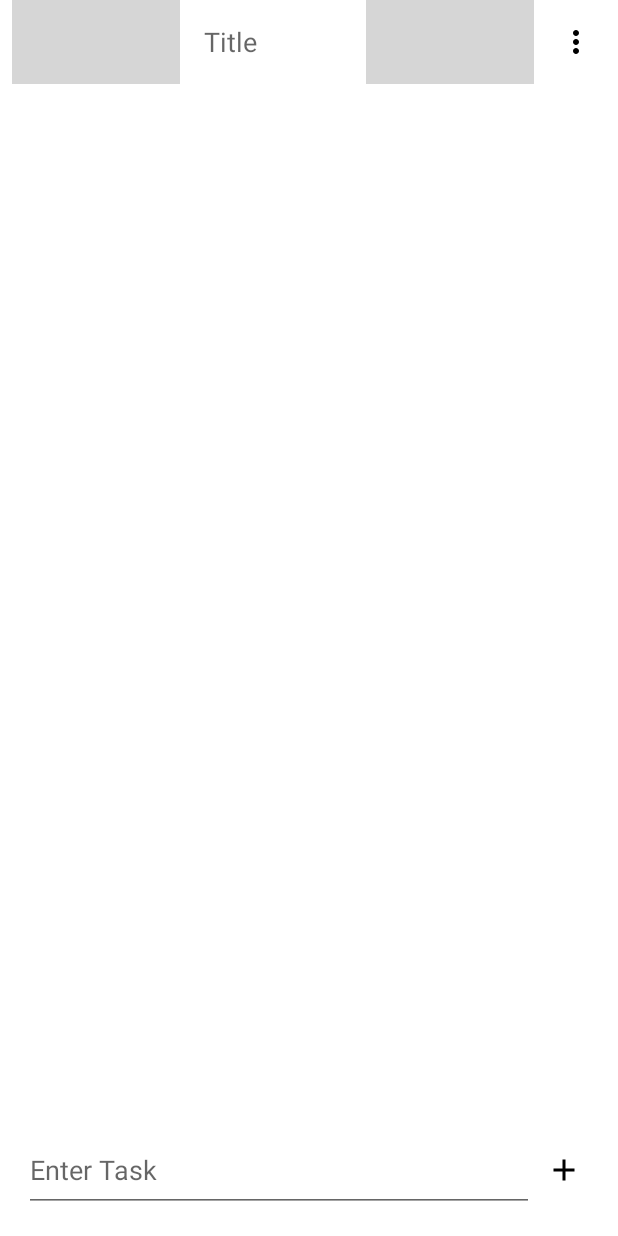
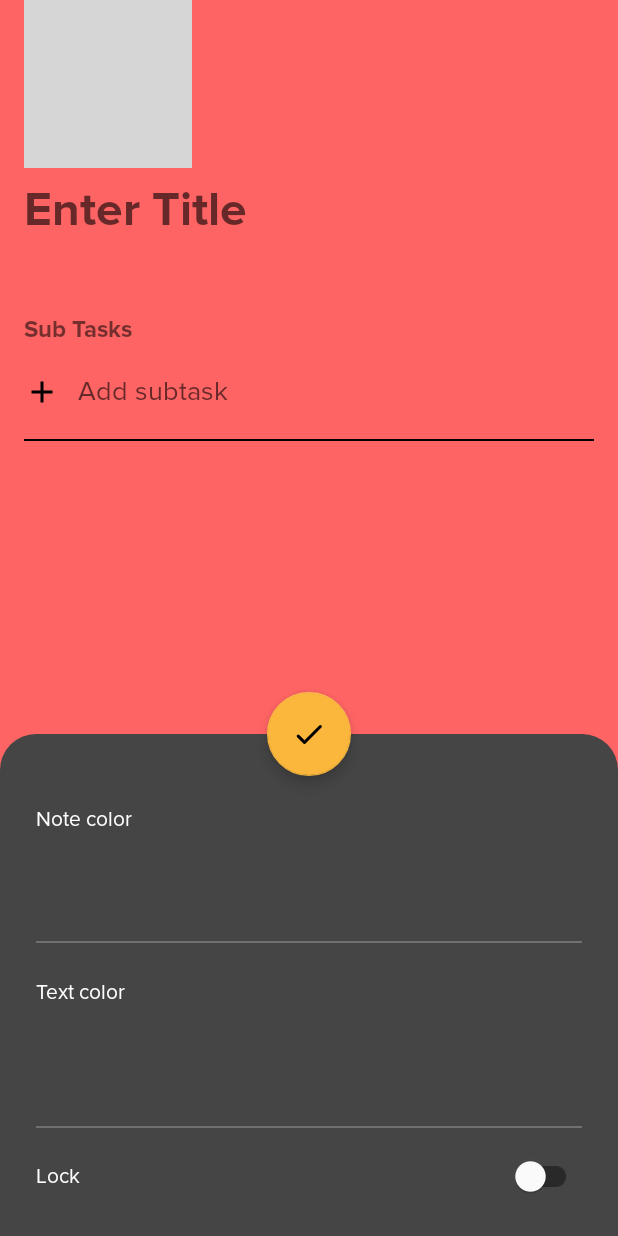
Before and after one commit to adrianseraspi12/MiNote, an Android app: the layout fragment_editor_todo.xml on its own in the app's theme, with its tools: preview values and no code run, on a phone screen of 412 x 824 dp. Run offline under Robolectric (Android 15) with nearby library versions, the phone set to English and light mode, and no system bars; grey boxes are pictures that could not be loaded.

Commit message:
- Changed UI for new/edit todo

```diff
--- a/app/src/main/res/layout-v19/fragment_editor_todo.xml
+++ /dev/null
@@ -1,115 +0,0 @@
-<?xml version="1.0" encoding="utf-8"?>
-<androidx.constraintlayout.widget.ConstraintLayout xmlns:android="http://schemas.android.com/apk/res/android"
-    xmlns:app="http://schemas.android.com/apk/res-auto"
-    xmlns:tools="http://schemas.android.com/tools"
-    android:id="@+id/editor_todo_root"
-    android:layout_width="match_parent"
-    android:layout_height="match_parent"
-    android:paddingTop="24dp"
-    tools:context=".ui.editor.todo.EditorTodoFragment">
-
-    <RelativeLayout
-        android:id="@+id/editor_todo_nav_layout"
-        android:layout_width="match_parent"
-        android:layout_height="?android:attr/actionBarSize"
-        app:layout_constraintEnd_toEndOf="parent"
-        app:layout_constraintStart_toStartOf="parent"
-        app:layout_constraintTop_toTopOf="parent">
-
-        <ImageButton
-            android:id="@+id/editor_todo_back_arrow"
-            style="@style/ImageButton.Selectable"
-            android:layout_alignParentStart="true"
-            android:layout_centerVertical="true"
-            android:layout_marginStart="@dimen/margin_small"
-            android:contentDescription="@string/back"
-            app:srcCompat="@drawable/back" />
-
-        <EditText
-            android:id="@+id/editor_todo_title"
-            android:layout_width="wrap_content"
-            android:layout_height="wrap_content"
-            android:layout_centerVertical="true"
-            android:layout_marginStart="@dimen/margin_medium"
-            android:layout_marginEnd="@dimen/margin_medium"
-            android:layout_toStartOf="@id/editor_todo_save"
-            android:layout_toEndOf="@id/editor_todo_back_arrow"
-            android:autoLink=""
-            android:autofillHints=""
-            android:background="@android:color/transparent"
-            android:hint="@string/title"
-            android:imeOptions="flagNoExtractUi"
-            android:inputType="text"
-            android:maxLines="1"
-            android:paddingTop="@dimen/margin_small"
-            android:paddingBottom="@dimen/margin_small" />
-
-        <ImageButton
-            android:id="@+id/editor_todo_save"
-            style="@style/ImageButton.Selectable"
-            android:layout_centerVertical="true"
-            android:layout_marginEnd="@dimen/margin_small"
-            android:layout_toStartOf="@id/editor_todo_menu"
-            android:contentDescription="@string/save"
-            app:srcCompat="@drawable/save" />
-
-        <ImageButton
-            android:id="@+id/editor_todo_menu"
-            style="@style/ImageButton.Selectable"
-            android:layout_alignParentEnd="true"
-            android:layout_centerVertical="true"
-            android:layout_marginEnd="@dimen/margin_small"
-            android:contentDescription="@string/menu"
-            app:srcCompat="@drawable/menu" />
-
-    </RelativeLayout>
-
-    <androidx.recyclerview.widget.RecyclerView
-        android:id="@+id/editor_todo_list"
-        android:layout_width="0dp"
-        android:layout_height="0dp"
-        android:layout_marginBottom="16dp"
-        app:layout_constraintBottom_toTopOf="@+id/relativeLayout"
-        app:layout_constraintEnd_toEndOf="parent"
-        app:layout_constraintStart_toStartOf="parent"
-        app:layout_constraintTop_toBottomOf="@+id/editor_todo_nav_layout" />
-
-    <RelativeLayout
-        android:id="@+id/relativeLayout"
-        android:layout_width="0dp"
-        android:layout_height="56dp"
-        android:layout_marginStart="16dp"
-        android:layout_marginEnd="16dp"
-        android:layout_marginBottom="16dp"
-        app:layout_constraintBottom_toBottomOf="parent"
-        app:layout_constraintEnd_toEndOf="parent"
-        app:layout_constraintStart_toStartOf="parent">
-
-        <EditText
-            android:id="@+id/editor_todo_task_input"
-            android:layout_width="match_parent"
-            android:layout_height="wrap_content"
-            android:layout_alignParentStart="true"
-            android:layout_marginEnd="16dp"
-            android:layout_toStartOf="@id/editor_todo_add_task"
-            android:autoLink=""
-            android:autofillHints=""
-            android:hint="@string/enter_task"
-            android:inputType="text|textMultiLine"
-            android:paddingTop="16dp"
-            android:paddingBottom="16dp"
-            app:layout_constraintStart_toStartOf="parent" />
-
-        <ImageButton
-            android:id="@+id/editor_todo_add_task"
-            style="@style/ImageButton.Selectable"
-            android:layout_width="wrap_content"
-            android:layout_height="wrap_content"
-            android:layout_alignParentEnd="true"
-            android:layout_centerVertical="true"
-            android:contentDescription="@string/add_sub_todo_button"
-            app:srcCompat="@drawable/add" />
-
-    </RelativeLayout>
-
-</androidx.constraintlayout.widget.ConstraintLayout>
--- a/app/src/main/res/layout/fragment_editor_todo.xml
+++ b/app/src/main/res/layout/fragment_editor_todo.xml
@@ -1,112 +1,176 @@
 <?xml version="1.0" encoding="utf-8"?>
-<androidx.constraintlayout.widget.ConstraintLayout xmlns:android="http://schemas.android.com/apk/res/android"
+<androidx.coordinatorlayout.widget.CoordinatorLayout xmlns:android="http://schemas.android.com/apk/res/android"
     xmlns:app="http://schemas.android.com/apk/res-auto"
-    xmlns:tools="http://schemas.android.com/tools"
     android:id="@+id/editor_todo_root"
     android:layout_width="match_parent"
     android:layout_height="match_parent"
-    tools:context=".ui.editor.todo.EditorTodoFragment">
+    android:background="#FF6464"
+    android:fitsSystemWindows="true">
 
-    <RelativeLayout
-        android:id="@+id/editor_todo_nav_layout"
+    <com.google.android.material.appbar.AppBarLayout
+        android:id="@+id/editor_todo_app_bar"
         android:layout_width="match_parent"
-        android:layout_height="?android:attr/actionBarSize"
-        app:layout_constraintEnd_toEndOf="parent"
-        app:layout_constraintStart_toStartOf="parent"
-        app:layout_constraintTop_toTopOf="parent">
+        android:layout_height="wrap_content"
+        android:background="@android:color/transparent"
+        app:elevation="0dp">
+
+        <com.google.android.material.appbar.MaterialToolbar
+            android:layout_width="match_parent"
+            android:layout_height="wrap_content"
+            app:layout_scrollFlags="noScroll">
 
             <ImageButton
                 android:id="@+id/editor_todo_back_arrow"
                 style="@style/ImageButton.Selectable"
-            android:layout_alignParentStart="true"
-            android:layout_centerVertical="true"
                 android:layout_marginStart="@dimen/margin_small"
                 android:contentDescription="@string/back"
                 app:srcCompat="@drawable/back" />
 
-        <EditText
+        </com.google.android.material.appbar.MaterialToolbar>
+
+    </com.google.android.material.appbar.AppBarLayout>
+
+    <FrameLayout
+        android:id="@+id/editor_todo_container"
+        android:layout_width="match_parent"
+        android:layout_height="match_parent"
+        app:layout_behavior="@string/appbar_scrolling_view_behavior">
+
+        <androidx.core.widget.NestedScrollView
+            android:layout_width="match_parent"
+            android:layout_height="match_parent">
+
+            <androidx.constraintlayout.widget.ConstraintLayout
+                android:layout_width="match_parent"
+                android:layout_height="match_parent">
+
+                <com.google.android.material.textfield.TextInputEditText
                     android:id="@+id/editor_todo_title"
+                    android:layout_width="0dp"
+                    android:layout_height="wrap_content"
+                    android:layout_marginHorizontal="@dimen/margin_medium"
+                    android:background="@android:color/transparent"
+                    android:fontFamily="@font/proxima_nova_bold"
+                    android:hint="@string/enter_title"
+                    android:inputType="textMultiLine"
+                    android:paddingVertical="@dimen/padding_small"
+                    android:textSize="32sp"
+                    app:layout_constraintEnd_toEndOf="parent"
+                    app:layout_constraintStart_toStartOf="parent"
+                    app:layout_constraintTop_toTopOf="parent" />
+
+                <TextView
+                    android:id="@+id/editor_todo_tv_subtask_count"
                     android:layout_width="wrap_content"
                     android:layout_height="wrap_content"
-            android:layout_centerVertical="true"
+                    android:layout_marginStart="16dp"
+                    android:fontFamily="@font/proxima_nova_regular"
+                    android:textSize="14sp"
+                    app:layout_constraintStart_toStartOf="parent"
+                    app:layout_constraintTop_toBottomOf="@+id/editor_todo_title" />
+
+                <TextView
+                    android:id="@+id/editor_todo_tv_subtask_title"
+                    android:layout_width="wrap_content"
+                    android:layout_height="wrap_content"
                     android:layout_marginStart="@dimen/margin_medium"
-            android:layout_marginEnd="@dimen/margin_medium"
-            android:layout_toStartOf="@id/editor_todo_save"
-            android:layout_toEndOf="@id/editor_todo_back_arrow"
-            android:autoLink=""
-            android:autofillHints=""
-            android:background="@android:color/transparent"
-            android:hint="@string/title"
-            android:imeOptions="flagNoExtractUi"
-            android:inputType="text"
-            android:maxLines="1"
-            android:paddingTop="@dimen/margin_small"
-            android:paddingBottom="@dimen/margin_small" />
-
-        <ImageButton
-            android:id="@+id/editor_todo_save"
-            style="@style/ImageButton.Selectable"
-            android:layout_centerVertical="true"
-            android:layout_marginEnd="@dimen/margin_small"
-            android:layout_toStartOf="@id/editor_todo_menu"
-            android:contentDescription="@string/save"
-            app:srcCompat="@drawable/save" />
-
-        <ImageButton
-            android:id="@+id/editor_todo_menu"
-            style="@style/ImageButton.Selectable"
-            android:layout_alignParentEnd="true"
-            android:layout_centerVertical="true"
-            android:layout_marginEnd="@dimen/margin_small"
-            android:contentDescription="@string/menu"
-            app:srcCompat="@drawable/menu" />
-
-    </RelativeLayout>
+                    android:layout_marginTop="@dimen/margin_large"
+                    android:fontFamily="@font/proxima_nova_bold"
+                    android:text="@string/sub_tasks"
+                    android:textSize="16sp"
+                    app:layout_constraintStart_toStartOf="parent"
+                    app:layout_constraintTop_toBottomOf="@+id/editor_todo_tv_subtask_count" />
 
                 <androidx.recyclerview.widget.RecyclerView
                     android:id="@+id/editor_todo_list"
                     android:layout_width="0dp"
-        android:layout_height="0dp"
-        android:layout_marginBottom="16dp"
-        app:layout_constraintBottom_toTopOf="@+id/relativeLayout"
+                    android:layout_height="wrap_content"
                     app:layout_constraintEnd_toEndOf="parent"
                     app:layout_constraintStart_toStartOf="parent"
-        app:layout_constraintTop_toBottomOf="@+id/editor_todo_nav_layout" />
+                    app:layout_constraintTop_toBottomOf="@+id/editor_todo_tv_subtask_title" />
 
-    <RelativeLayout
-        android:id="@+id/relativeLayout"
-        android:layout_width="0dp"
-        android:layout_height="56dp"
-        android:layout_marginStart="16dp"
-        android:layout_marginEnd="16dp"
-        android:layout_marginBottom="16dp"
+                <com.google.android.material.card.MaterialCardView
+                    android:id="@+id/editor_todo_cv_done"
+                    android:layout_width="24dp"
+                    android:layout_height="24dp"
+                    android:layout_marginStart="@dimen/margin_medium"
+                    android:visibility="invisible"
+                    app:cardBackgroundColor="@android:color/transparent"
+                    app:cardCornerRadius="12dp"
+                    app:layout_constraintBottom_toBottomOf="@+id/editor_todo_tv_text"
+                    app:layout_constraintStart_toStartOf="parent"
+                    app:layout_constraintTop_toTopOf="@+id/editor_todo_tv_text"
+                    app:strokeColor="@color/black"
+                    app:strokeWidth="1dp" />
+
+                <androidx.appcompat.widget.AppCompatImageView
+                    android:id="@+id/editor_todo_iv_addsubtask"
+                    android:layout_width="24dp"
+                    android:layout_height="24dp"
+                    android:layout_marginStart="@dimen/margin_medium"
+                    app:layout_constraintBottom_toBottomOf="@+id/editor_todo_tv_text"
+                    app:layout_constraintStart_toStartOf="parent"
+                    app:layout_constraintTop_toTopOf="@+id/editor_todo_tv_text"
+                    app:srcCompat="@drawable/add" />
+
+                <com.google.android.material.textfield.TextInputEditText
+                    android:id="@+id/editor_todo_tv_text"
+                    android:layout_width="@dimen/constraint_layout_match_parent"
+                    android:layout_height="wrap_content"
+                    android:layout_marginHorizontal="@dimen/margin_small"
+                    android:layout_marginVertical="@dimen/margin_medium"
+                    android:background="@android:color/transparent"
+                    android:fontFamily="@font/proxima_nova_regular"
+                    android:hint="@string/add_subtask"
+                    android:inputType="textMultiLine"
+                    android:padding="@dimen/padding_very_small"
+                    android:textColor="@color/black"
+                    app:layout_constraintBottom_toTopOf="@+id/editor_todo_divider"
+                    app:layout_constraintEnd_toStartOf="@+id/item_editor_todo_add"
+                    app:layout_constraintStart_toEndOf="@+id/editor_todo_iv_addsubtask"
+                    app:layout_constraintTop_toBottomOf="@+id/editor_todo_list" />
+
+                <androidx.appcompat.widget.AppCompatImageButton
+                    android:id="@+id/item_editor_todo_add"
+                    android:layout_width="wrap_content"
+                    android:layout_height="wrap_content"
+                    android:layout_marginVertical="@dimen/margin_medium"
+                    android:layout_marginEnd="@dimen/margin_medium"
+                    android:background="@android:color/transparent"
+                    android:padding="@dimen/padding_very_small"
+                    android:visibility="gone"
+                    app:layout_constraintBottom_toBottomOf="@+id/editor_todo_tv_text"
+                    app:layout_constraintEnd_toEndOf="parent"
+                    app:layout_constraintTop_toTopOf="@+id/editor_todo_tv_text"
+                    app:srcCompat="@drawable/add" />
+
+                <View
+                    android:id="@+id/editor_todo_divider"
+                    android:layout_width="@dimen/constraint_layout_match_parent"
+                    android:layout_height="@dimen/dividerSize"
+                    android:layout_marginEnd="@dimen/margin_medium"
+                    android:background="@color/black"
                     app:layout_constraintBottom_toBottomOf="parent"
                     app:layout_constraintEnd_toEndOf="parent"
-        app:layout_constraintStart_toStartOf="parent">
+                    app:layout_constraintStart_toStartOf="@+id/editor_todo_iv_addsubtask" />
 
-        <EditText
-            android:id="@+id/editor_todo_task_input"
-            android:layout_width="match_parent"
-            android:layout_height="wrap_content"
-            android:layout_alignParentStart="true"
-            android:layout_toStartOf="@id/editor_todo_add_task"
-            android:autofillHints=""
-            android:hint="@string/enter_task"
-            android:inputType="text|textMultiLine"
-            android:paddingTop="16dp"
-            android:paddingBottom="16dp"
-            app:layout_constraintStart_toStartOf="parent" />
 
-        <ImageButton
-            android:id="@+id/editor_todo_add_task"
-            style="@style/ImageButton.Selectable"
+            </androidx.constraintlayout.widget.ConstraintLayout>
+
+        </androidx.core.widget.NestedScrollView>
+
+    </FrameLayout>
+
+    <include layout="@layout/bottomsheet_edit_note" />
+
+    <com.google.android.material.floatingactionbutton.FloatingActionButton
+        android:id="@+id/editor_todo_save"
         android:layout_width="wrap_content"
         android:layout_height="wrap_content"
-            android:layout_alignParentEnd="true"
-            android:layout_centerVertical="true"
-            android:contentDescription="@string/add_sub_todo_button"
-            app:srcCompat="@drawable/add" />
+        android:contentDescription="@string/save_note_button"
+        app:backgroundTint="@color/secondaryColor"
+        app:layout_anchor="@+id/bottomsheet_settings_container"
+        app:layout_anchorGravity="center_horizontal"
+        app:srcCompat="@drawable/ic_done" />
 
-    </RelativeLayout>
-
-</androidx.constraintlayout.widget.ConstraintLayout>
+</androidx.coordinatorlayout.widget.CoordinatorLayout>
```
Lines whose indentation alone changed are shown as unchanged.
